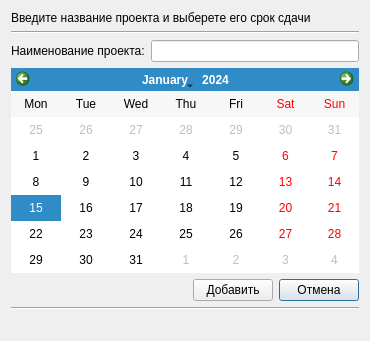
This is ui/add_new_project_dialog.ui in DvaMishkiLapa/StaffMI_client as Qt 5 draws it before an edit. The edited form follows.
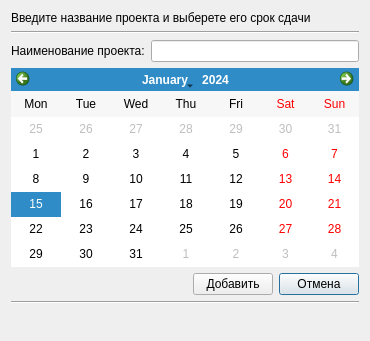
This is the edited form. Icons and pictures are not drawn.

Commit message: Label resizing

The edit to the form file:
```diff
--- a/ui/add_new_project_dialog.ui
+++ b/ui/add_new_project_dialog.ui
@@ -92,6 +92,12 @@
    </item>
    <item row="8" column="0" colspan="4">
     <widget class="QLabel" name="label_error">
+     <property name="minimumSize">
+      <size>
+       <width>0</width>
+       <height>20</height>
+      </size>
+     </property>
      <property name="maximumSize">
       <size>
        <width>16777215</width>
```
The commit also changes 7 other files.
